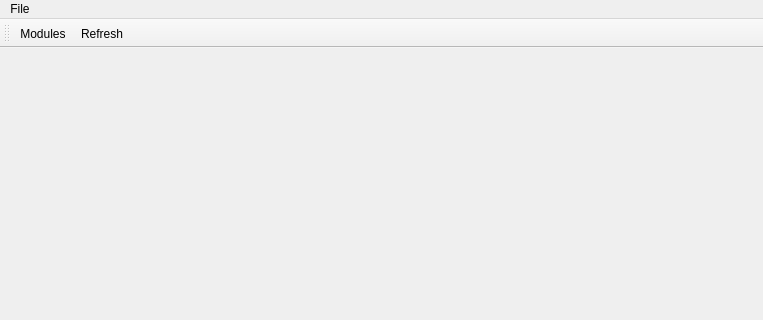
Qt form weboob/applications/qboobmsg/ui/main_window.ui (laurentb/weboob) before a commit; both pictures show x 0 to 763 and y 0 to 320 of the 763 by 580 pixel window.
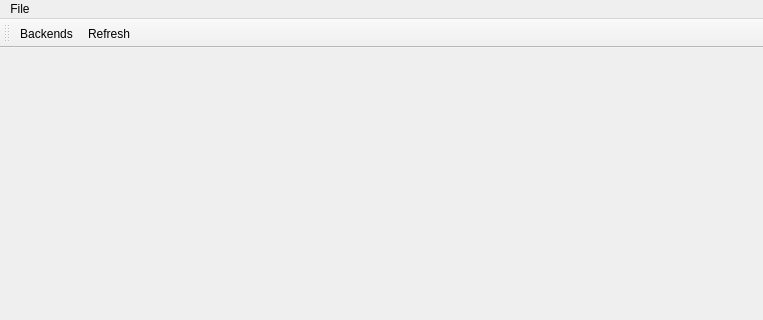
The same form after that commit.

Commit message: change vocabulary s/module/backend s/backend/configured_backend s/frontend/application

Diff of the .ui file:
```diff
--- a/weboob/applications/qboobmsg/ui/main_window.ui
+++ b/weboob/applications/qboobmsg/ui/main_window.ui
@@ -29,7 +29,7 @@
     <property name="title">
      <string>File</string>
     </property>
-    <addaction name="actionModules"/>
+    <addaction name="actionBackends"/>
     <addaction name="actionRefresh"/>
     <addaction name="separator"/>
     <addaction name="actionQuit"/>
@@ -47,12 +47,12 @@
    <attribute name="toolBarBreak">
     <bool>false</bool>
    </attribute>
-   <addaction name="actionModules"/>
+   <addaction name="actionBackends"/>
    <addaction name="actionRefresh"/>
   </widget>
-  <action name="actionModules">
+  <action name="actionBackends">
    <property name="text">
-    <string>Modules</string>
+    <string>Backends</string>
    </property>
   </action>
   <action name="actionQuit">
```
The commit also changes 26 other files.
